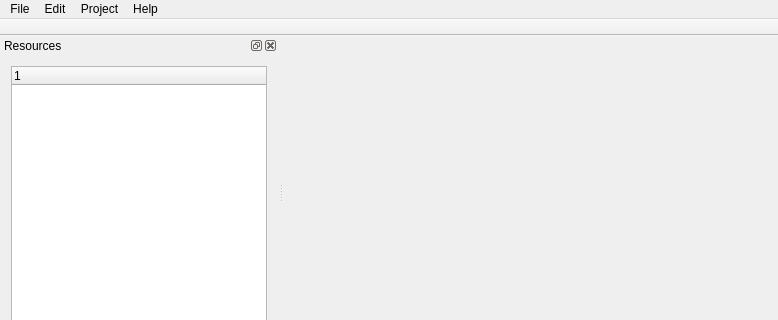
Old version of the form UrhoEdit/MainWindow.ui in the repository ATSOTECK/UrhoEdit; both pictures show x 0 to 778 and y 0 to 320 of the 778 by 609 pixel window.
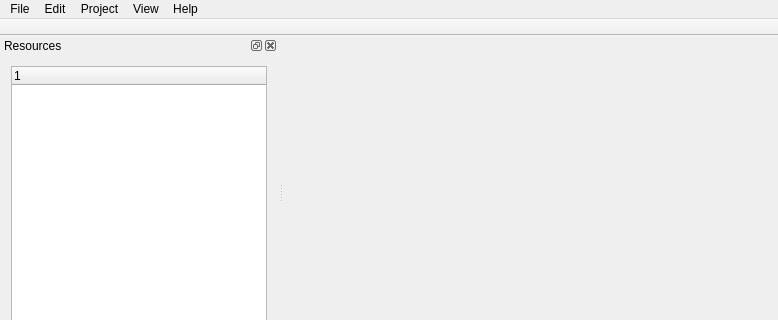
New version of the form.

Patch:
```diff
--- a/UrhoEdit/MainWindow.ui
+++ b/UrhoEdit/MainWindow.ui
@@ -61,9 +61,16 @@
     <addaction name="separator"/>
     <addaction name="actionDocumentation"/>
    </widget>
+   <widget class="QMenu" name="menuView">
+    <property name="title">
+     <string>View</string>
+    </property>
+    <addaction name="actionShow_Console"/>
+   </widget>
    <addaction name="menuFile"/>
    <addaction name="menuEdit"/>
    <addaction name="menuProject"/>
+   <addaction name="menuView"/>
    <addaction name="menuHelp"/>
   </widget>
   <widget class="QToolBar" name="mainToolBar">
```
Left out of the diff: 8 changed lines with no effect on the pictures.
